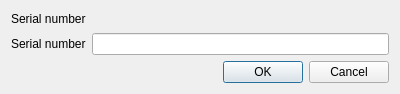
This is app/ui/add_sn_diag.ui in davidsenoner/emec-drv-canopen-tester as Qt 5 draws it before an edit. The edited form follows.
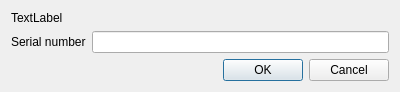
This is the edited form.

Commit message: feat: add drive info to add_sn_diag

```diff
--- a/app/ui/add_sn_diag.ui
+++ b/app/ui/add_sn_diag.ui
@@ -7,7 +7,7 @@
     <x>0</x>
     <y>0</y>
     <width>400</width>
-    <height>94</height>
+    <height>72</height>
    </rect>
   </property>
   <property name="windowTitle">
@@ -17,7 +17,7 @@
    <item>
     <widget class="QLabel" name="lbl_title">
      <property name="text">
-      <string>Serial number</string>
+      <string>TextLabel</string>
      </property>
     </widget>
    </item>
```
Left out of the diff: 4 changed lines with no effect on the pictures. The commit also changes 2 other files.
